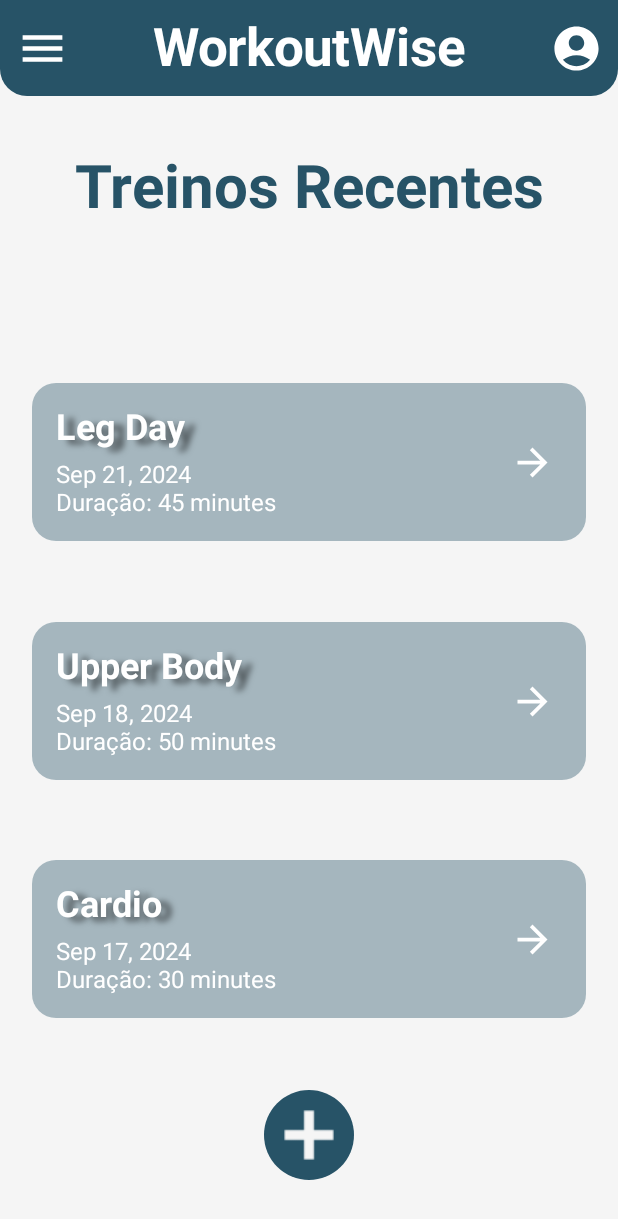
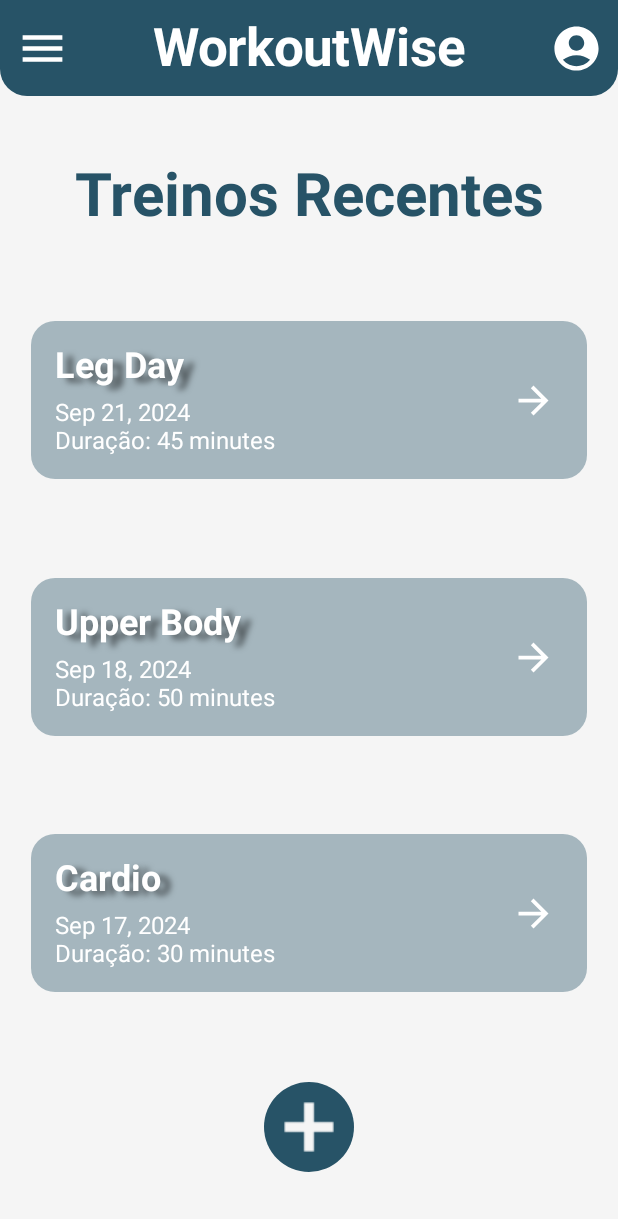
Before and after one commit to MiguelViapiana/projeto-app-academia, an Android app built with Jetpack Compose: the screen it shows after launch (MainActivity), on a phone screen of 412 x 824 dp. Shown: the top 1219 px of the screen. Run offline under Robolectric (Android 15) with nearby library versions, the phone set to English and light mode, and no system bars.

Commit message:
Update HomeScreen.kt

```diff
--- a/app/src/main/java/com/example/projeto_app_academia/ui/screen/home/HomeScreen.kt
+++ b/app/src/main/java/com/example/projeto_app_academia/ui/screen/home/HomeScreen.kt
@@ -62,7 +62,7 @@ private fun ConteudoPrincipal(padding: PaddingValues, navController: NavControll
         modifier = Modifier
             .fillMaxSize()
             .background(Color(0xFFf5f5f5))
-            .padding(16.dp),
+            .padding(15.dp),
         horizontalAlignment = Alignment.CenterHorizontally,
         verticalArrangement = Arrangement.SpaceAround
     ) {
@@ -74,8 +74,6 @@ private fun ConteudoPrincipal(padding: PaddingValues, navController: NavControll
             color = Color(0xFF275367),
             textAlign = TextAlign.Center
         )
-
-        Spacer(modifier = Modifier.height(16.dp))
 
         WorkoutCard(
             workoutName = "Leg Day",
```
